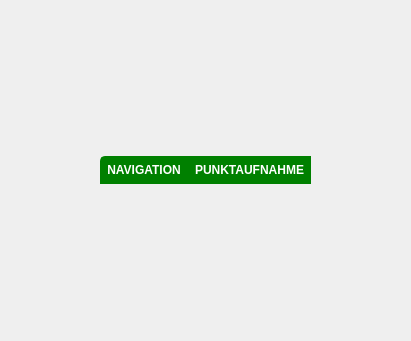
Before: the Qt Designer form gnavs/gui/recording/toggle_buttons.ui in b-lack/qgis-gnavs-plugin, drawn with Qt 5.
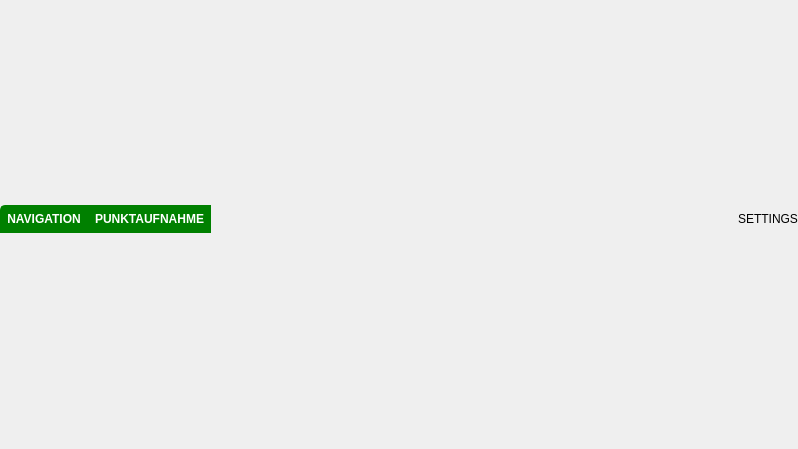
After: the same form once the commit is applied.

Patch:
```diff
--- a/gnavs/gui/recording/toggle_buttons.ui
+++ b/gnavs/gui/recording/toggle_buttons.ui
@@ -6,8 +6,8 @@
    <rect>
     <x>0</x>
     <y>0</y>
-    <width>411</width>
-    <height>341</height>
+    <width>798</width>
+    <height>449</height>
    </rect>
   </property>
   <property name="windowTitle">
@@ -32,24 +32,11 @@
       <number>0</number>
      </property>
      <property name="topMargin">
-      <number>10</number>
+      <number>0</number>
      </property>
      <property name="bottomMargin">
       <number>10</number>
      </property>
-     <item>
-      <spacer name="horizontalSpacer">
-       <property name="orientation">
-        <enum>Qt::Horizontal</enum>
-       </property>
-       <property name="sizeHint" stdset="0">
-        <size>
-         <width>40</width>
-         <height>20</height>
-        </size>
-       </property>
-      </spacer>
-     </item>
      <item>
       <widget class="QPushButton" name="lfbNavigationButton">
        <property name="font">
@@ -117,7 +104,7 @@
       </widget>
      </item>
      <item>
-      <spacer name="horizontalSpacer_2">
+      <spacer name="horizontalSpacer">
        <property name="orientation">
         <enum>Qt::Horizontal</enum>
        </property>
@@ -129,6 +116,17 @@
        </property>
       </spacer>
      </item>
+     <item>
+      <widget class="QPushButton" name="lfbSettingsButton">
+       <property name="styleSheet">
+        <string notr="true">background-color: transparent;
+border: none;</string>
+       </property>
+       <property name="text">
+        <string>SETTINGS</string>
+       </property>
+      </widget>
+     </item>
     </layout>
    </item>
   </layout>
```
